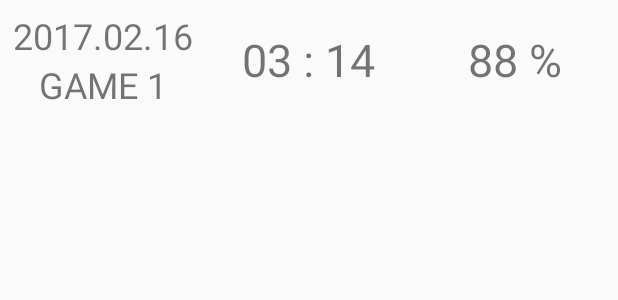
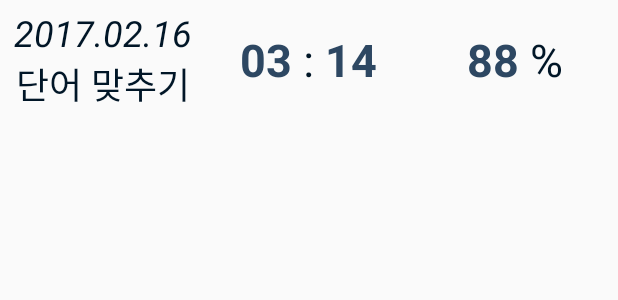
Before and after one commit to poketred12/Humanities_Project, an Android app: the layout my_study_items.xml on its own in the app's theme, with its tools: preview values and no code run, on a phone screen of 412 x 824 dp. Shown: the top 300 px of the screen. Run offline under Robolectric (Android 15) with nearby library versions, the phone set to English and light mode, and no system bars.

Commit message:
학생/관리자 학습현황 xml

```diff
--- a/app/src/main/AndroidManifest.xml
+++ b/app/src/main/AndroidManifest.xml
@@ -15,6 +15,7 @@
                 <category android:name="android.intent.category.LAUNCHER" />
             </intent-filter>
         </activity>
+        <activity android:name=".StudyActivity"></activity>
     </application>
 
 </manifest>
--- a/app/src/main/res/layout/my_study_items.xml
+++ b/app/src/main/res/layout/my_study_items.xml
@@ -16,12 +16,15 @@
             android:layout_height="wrap_content"
             android:text="2017.02.16"
             android:textSize="24dp"
+            android:textColor="#011627"
+            android:textStyle="italic"
             android:textAlignment="center"/>
         <TextView
             android:layout_width="match_parent"
             android:layout_height="wrap_content"
-            android:text="GAME 1"
+            android:text="단어 맞추기"
             android:textSize="24dp"
+            android:textColor="#011627"
             android:textAlignment="center"/>
 
     </LinearLayout>
@@ -37,20 +40,24 @@
             android:layout_width="wrap_content"
             android:layout_height="wrap_content"
             android:text="03"
-            android:textSize="30dp" />
+            android:textSize="30dp"
+            android:textStyle="bold"
+            android:textColor="#2d4762"/>
         <TextView
             android:layout_width="wrap_content"
             android:layout_height="wrap_content"
             android:text=" : "
-            android:textSize="30dp" />
+            android:textSize="30dp"
+            android:textColor="#011627" />
         <TextView
             android:layout_width="wrap_content"
             android:layout_height="wrap_content"
             android:text="14"
-            android:textSize="30dp" />
+            android:textStyle="bold"
+            android:textSize="30dp"
+            android:textColor="#2d4762"/>
 
     </LinearLayout>
-
 
 
     <LinearLayout
@@ -64,12 +71,15 @@
             android:layout_width="wrap_content"
             android:layout_height="wrap_content"
             android:text="88"
-            android:textSize="30dp" />
+            android:textColor="#2d4762"
+            android:textSize="30dp"
+            android:textStyle="bold"/>
         <TextView
             android:layout_width="wrap_content"
             android:layout_height="wrap_content"
             android:text=" %"
-            android:textSize="30dp" />
+            android:textSize="30dp"
+            android:textColor="#011627"/>
 
     </LinearLayout>
 
```
Also changed, not shown: app/src/main/java/com/localhost/jooyeon/humanities_project/StudyActivity.java (added, +24 -0 lines), app/src/main/res/layout/admin_study.xml (added, +92 -0 lines), app/src/main/res/layout/my_study.xml (+35 -7 lines).
